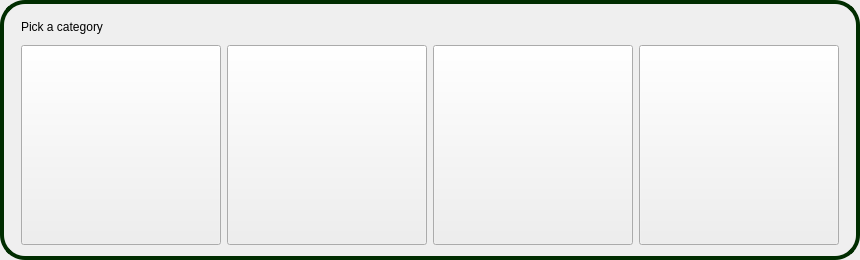
Before: the Qt Designer form src/gui/UI/CategoryFrame.ui in jgastal/plivros, drawn with Qt 5.
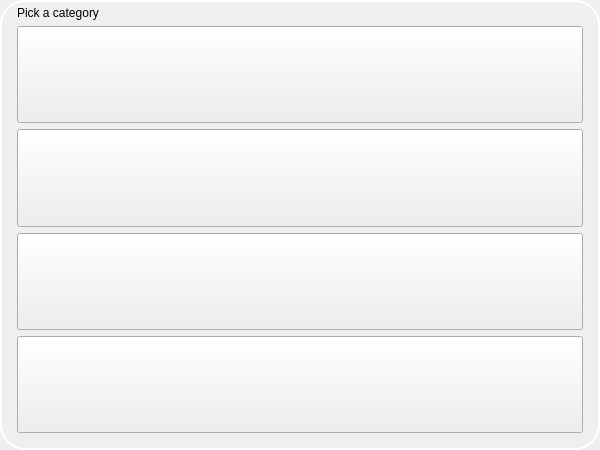
After: the same form once the commit is applied. Icons and pictures are not drawn. Custom widgets are drawn as their Qt base class.

Commit message: Includes a number of half-done improvements to the GUI of the program. There are a huge number of imcomplete issues with these improvements.

Diff of the .ui file:
```diff
--- a/src/gui/UI/CategoryFrame.ui
+++ b/src/gui/UI/CategoryFrame.ui
@@ -6,8 +6,8 @@
    <rect>
     <x>0</x>
     <y>0</y>
-    <width>860</width>
-    <height>260</height>
+    <width>600</width>
+    <height>450</height>
    </rect>
   </property>
   <property name="sizePolicy">
@@ -16,10 +16,16 @@
     <verstretch>0</verstretch>
    </sizepolicy>
   </property>
+  <property name="minimumSize">
+   <size>
+    <width>500</width>
+    <height>450</height>
+   </size>
+  </property>
   <property name="maximumSize">
    <size>
-    <width>860</width>
-    <height>260</height>
+    <width>600</width>
+    <height>450</height>
    </size>
   </property>
   <property name="windowTitle">
@@ -27,7 +33,7 @@
   </property>
   <property name="styleSheet">
    <string notr="true">QFrame#CategoryFrame { 
-	border: 4px solid rgb(0, 45, 0); 
+	border: 2px solid rgb(255, 255, 255); 
 	border-radius: 25px;
 }
 QPushButton { color: rgb(60, 60, 60); }</string>
@@ -38,25 +44,28 @@
   <property name="frameShadow">
    <enum>QFrame::Raised</enum>
   </property>
-  <layout class="QGridLayout" name="gridLayout">
+  <layout class="QVBoxLayout" name="verticalLayout">
    <property name="leftMargin">
     <number>15</number>
    </property>
-   <property name="rightMargin">
-    <number>15</number>
-   </property>
-   <property name="horizontalSpacing">
+   <property name="topMargin">
     <number>4</number>
    </property>
-   <item row="0" column="0">
+   <property name="rightMargin">
+    <number>15</number>
+   </property>
+   <property name="bottomMargin">
+    <number>15</number>
+   </property>
+   <item>
     <widget class="QLabel" name="categoryLabel">
      <property name="text">
       <string>Pick a category</string>
      </property>
     </widget>
    </item>
-   <item row="1" column="0">
-    <widget class="HoverPushButton" name="themeHoverPushButton">
+   <item>
+    <widget class="HoverPushButton" name="bookHoverPushButton">
      <property name="sizePolicy">
       <sizepolicy hsizetype="Expanding" vsizetype="Expanding">
        <horstretch>0</horstretch>
@@ -65,38 +74,16 @@
      </property>
      <property name="maximumSize">
       <size>
-       <width>200</width>
-       <height>200</height>
+       <width>16777215</width>
+       <height>100</height>
       </size>
      </property>
      <property name="styleSheet">
-      <string notr="true">background-image: url(:/bgs/Pages.jpg);</string>
+      <string notr="true">background-image: url(:/bgs/Book.gif);</string>
      </property>
-     <property name="text">
-      <string/>
-     </property>
     </widget>
    </item>
-   <item row="1" column="1">
-    <widget class="HoverPushButton" name="publisherHoverPushButton">
-     <property name="sizePolicy">
-      <sizepolicy hsizetype="Expanding" vsizetype="Expanding">
-       <horstretch>0</horstretch>
-       <verstretch>0</verstretch>
-      </sizepolicy>
-     </property>
-     <property name="maximumSize">
-      <size>
-       <width>200</width>
-       <height>200</height>
-      </size>
-     </property>
-     <property name="styleSheet">
-      <string notr="true">background-image: url(:/bgs/Publisher.gif);</string>
-     </property>
-    </widget>
-   </item>
-   <item row="1" column="2">
+   <item>
     <widget class="HoverPushButton" name="authorHoverPushButton">
      <property name="sizePolicy">
       <sizepolicy hsizetype="Expanding" vsizetype="Expanding">
@@ -106,8 +93,8 @@
      </property>
      <property name="maximumSize">
       <size>
-       <width>200</width>
-       <height>200</height>
+       <width>16777215</width>
+       <height>100</height>
       </size>
      </property>
      <property name="styleSheet">
@@ -121,8 +108,8 @@
      </property>
     </widget>
    </item>
-   <item row="1" column="3">
-    <widget class="HoverPushButton" name="bookHoverPushButton">
+   <item>
+    <widget class="HoverPushButton" name="publisherHoverPushButton">
      <property name="sizePolicy">
       <sizepolicy hsizetype="Expanding" vsizetype="Expanding">
        <horstretch>0</horstretch>
@@ -131,12 +118,34 @@
      </property>
      <property name="maximumSize">
       <size>
-       <width>200</width>
-       <height>200</height>
+       <width>16777215</width>
+       <height>100</height>
       </size>
      </property>
      <property name="styleSheet">
-      <string notr="true">background-image: url(:/bgs/Book.gif);</string>
+      <string notr="true">background-image: url(:/bgs/Publisher.gif);</string>
+     </property>
+    </widget>
+   </item>
+   <item>
+    <widget class="HoverPushButton" name="themeHoverPushButton">
+     <property name="sizePolicy">
+      <sizepolicy hsizetype="Expanding" vsizetype="Expanding">
+       <horstretch>0</horstretch>
+       <verstretch>0</verstretch>
+      </sizepolicy>
+     </property>
+     <property name="maximumSize">
+      <size>
+       <width>16777215</width>
+       <height>100</height>
+      </size>
+     </property>
+     <property name="styleSheet">
+      <string notr="true">background-image: url(:/bgs/Pages.jpg);</string>
+     </property>
+     <property name="text">
+      <string/>
      </property>
     </widget>
    </item>
```
The commit also changes 5 other files.
